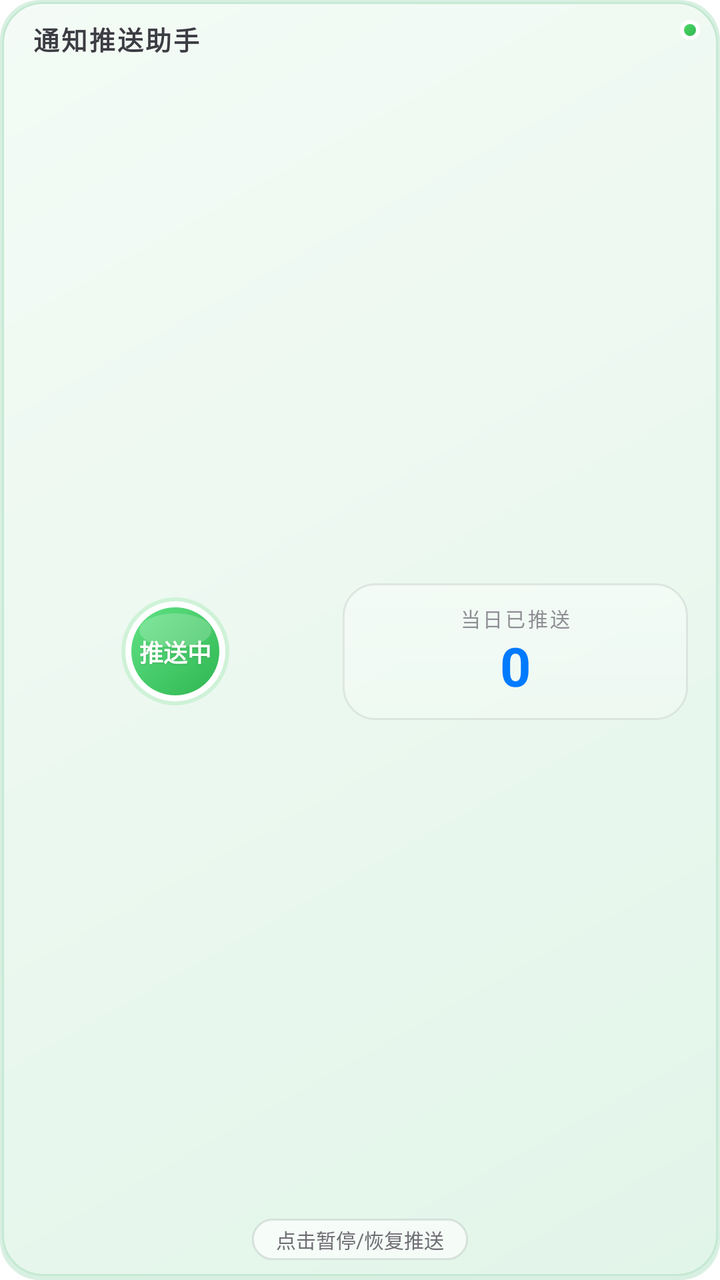
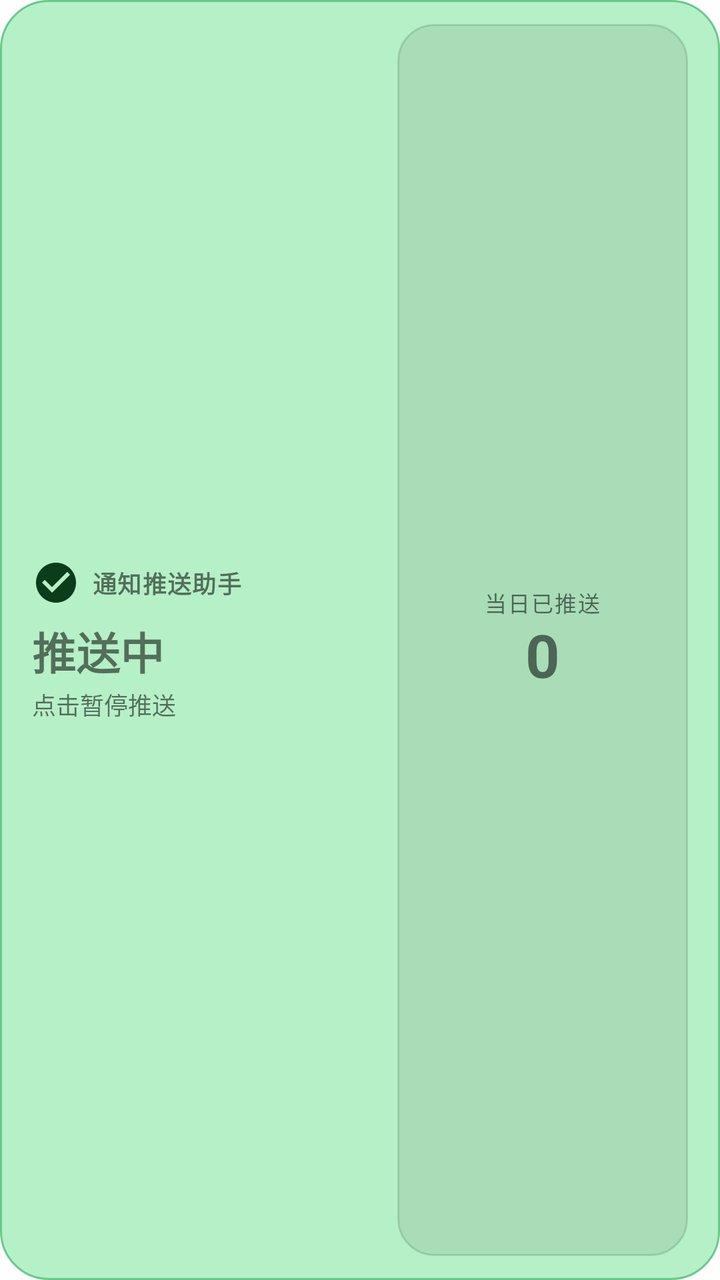

The first picture is an Android layout as it rendered before a commit; the second is the same layout after the commit. The layout source and the unified diff follow.
<!-- AndroidManifest.xml: fallback theme Theme.MaterialComponents.DayNight.NoActionBar -->
<!-- res/layout/push_toggle_widget_wide.xml -->
<?xml version="1.0" encoding="utf-8"?>
<FrameLayout xmlns:android="http://schemas.android.com/apk/res/android"
    android:id="@+id/widget_root"
    android:layout_width="match_parent"
    android:layout_height="match_parent"
    android:background="@drawable/widget_bg_active"
    android:paddingStart="16dp"
    android:paddingTop="10dp"
    android:paddingEnd="16dp"
    android:paddingBottom="10dp">

    
    <TextView
        android:id="@+id/widget_title"
        android:layout_width="wrap_content"
        android:layout_height="wrap_content"
        android:layout_gravity="top|start"
        android:ellipsize="end"
        android:includeFontPadding="false"
        android:letterSpacing="0.08"
        android:maxLines="1"
        android:text="通知推送助手"
        android:textColor="#3C3C43"
        android:textSize="13sp"
        android:textStyle="bold" />

    
    <LinearLayout
        android:layout_width="match_parent"
        android:layout_height="wrap_content"
        android:layout_gravity="center_vertical"
        android:layout_marginTop="6dp"
        android:gravity="center_vertical"
        android:orientation="horizontal">

        
        <LinearLayout
            android:layout_width="0dp"
            android:layout_height="wrap_content"
            android:layout_weight="1"
            android:gravity="center"
            android:orientation="vertical">

            <TextView
                android:id="@+id/widget_circle"
                android:layout_width="56dp"
                android:layout_height="56dp"
                android:background="@drawable/widget_circle_active"
                android:ellipsize="end"
                android:gravity="center"
                android:includeFontPadding="false"
                android:maxLines="1"
                android:shadowColor="#26000000"
                android:shadowDy="1"
                android:shadowRadius="2"
                android:text="推送中"
                android:textColor="#FFFFFF"
                android:textSize="12sp"
                android:textStyle="bold" />
        </LinearLayout>

        
        <LinearLayout
            android:layout_width="0dp"
            android:layout_height="wrap_content"
            android:layout_weight="1.2"
            android:layout_marginStart="12dp"
            android:background="@drawable/widget_panel_count"
            android:gravity="center"
            android:orientation="vertical"
            android:paddingStart="8dp"
            android:paddingTop="10dp"
            android:paddingEnd="8dp"
            android:paddingBottom="10dp">

            <TextView
                android:id="@+id/widget_daily_label"
                android:layout_width="wrap_content"
                android:layout_height="wrap_content"
                android:includeFontPadding="false"
                android:letterSpacing="0.12"
                android:maxLines="1"
                android:text="当日已推送"
                android:textColor="#8E8E93"
                android:textSize="10sp" />

            <TextView
                android:id="@+id/widget_daily_count"
                android:layout_width="wrap_content"
                android:layout_height="wrap_content"
                android:layout_marginTop="2dp"
                android:includeFontPadding="false"
                android:maxLines="1"
                android:text="0"
                android:textColor="#007AFF"
                android:textSize="27sp"
                android:textStyle="bold" />
        </LinearLayout>
    </LinearLayout>

    
    <TextView
        android:id="@+id/widget_hint"
        android:layout_width="wrap_content"
        android:layout_height="wrap_content"
        android:layout_gravity="bottom|center_horizontal"
        android:background="@drawable/widget_pill_hint"
        android:ellipsize="end"
        android:includeFontPadding="false"
        android:maxLines="1"
        android:paddingStart="12dp"
        android:paddingTop="3dp"
        android:paddingEnd="12dp"
        android:paddingBottom="3dp"
        android:text="点击暂停/恢复推送"
        android:textColor="#6E6E73"
        android:textSize="10sp" />

</FrameLayout>
<!-- resources referenced by this layout -->
<resources>
  <!-- drawable widget_bg_active (drawable) -->
  <?xml version="1.0" encoding="utf-8"?>
  <layer-list xmlns:android="http://schemas.android.com/apk/res/android">
      
      <item>
          <shape android:shape="rectangle">
              <corners android:radius="20dp" />
              <solid android:color="#2E2BAE60" />
          </shape>
      </item>
  
      
      <item
          android:bottom="2dp"
          android:left="1dp"
          android:right="1dp"
          android:top="1dp">
          <shape android:shape="rectangle">
              <corners android:radius="20dp" />
              <gradient
                  android:angle="315"
                  android:startColor="#F4FBF6"
                  android:endColor="#E2F5E9"
                  android:type="linear" />
              <stroke
                  android:width="1dp"
                  android:color="#C5E9D2" />
          </shape>
      </item>
  
      
      <item
          android:gravity="top|end"
          android:right="10dp"
          android:top="10dp">
          <shape android:shape="oval">
              <size
                  android:width="10dp"
                  android:height="10dp" />
              <solid android:color="#FFFFFF" />
          </shape>
      </item>
      <item
          android:gravity="top|end"
          android:right="12dp"
          android:top="12dp">
          <shape android:shape="oval">
              <size
                  android:width="6dp"
                  android:height="6dp" />
              <gradient
                  android:angle="315"
                  android:startColor="#4CD964"
                  android:endColor="#2FB652"
                  android:type="linear" />
          </shape>
      </item>
  </layer-list>
  <!-- drawable widget_circle_active (drawable) -->
  <?xml version="1.0" encoding="utf-8"?>
  <layer-list xmlns:android="http://schemas.android.com/apk/res/android">
      
      <item
          android:bottom="1dp"
          android:left="1dp"
          android:right="1dp"
          android:top="1dp">
          <shape android:shape="oval">
              <solid android:color="#2E4CD964" />
          </shape>
      </item>
  
      
      <item
          android:bottom="3dp"
          android:left="3dp"
          android:right="3dp"
          android:top="3dp">
          <shape android:shape="oval">
              <solid android:color="#FFFFFF" />
          </shape>
      </item>
  
      
      <item
          android:bottom="6dp"
          android:left="6dp"
          android:right="6dp"
          android:top="6dp">
          <shape android:shape="oval">
              <gradient
                  android:angle="315"
                  android:startColor="#61E284"
                  android:endColor="#2FB652"
                  android:type="linear" />
          </shape>
      </item>
  
      
      <item
          android:bottom="30dp"
          android:left="10dp"
          android:right="10dp"
          android:top="9dp">
          <shape android:shape="oval">
              <solid android:color="#33FFFFFF" />
          </shape>
      </item>
  </layer-list>
  <!-- drawable widget_panel_count (drawable) -->
  <?xml version="1.0" encoding="utf-8"?>
  <shape xmlns:android="http://schemas.android.com/apk/res/android"
      android:shape="rectangle">
      <corners android:radius="16dp" />
      <gradient
          android:angle="270"
          android:startColor="#66FFFFFF"
          android:endColor="#40FFFFFF"
          android:type="linear" />
      <stroke
          android:width="1dp"
          android:color="#2E8E8E93" />
  </shape>
  <!-- drawable widget_pill_hint (drawable) -->
  <?xml version="1.0" encoding="utf-8"?>
  <shape xmlns:android="http://schemas.android.com/apk/res/android"
      android:shape="rectangle">
      <corners android:radius="30dp" />
      <solid android:color="#A6FFFFFF" />
      <stroke
          android:width="1dp"
          android:color="#1F3C3C43" />
  </shape>
</resources>

<!-- the commit's change to res/layout/push_toggle_widget_wide.xml (unified diff, before → after) -->
@@ -1,119 +1,104 @@
 <?xml version="1.0" encoding="utf-8"?>
-<FrameLayout xmlns:android="http://schemas.android.com/apk/res/android"
+<LinearLayout xmlns:android="http://schemas.android.com/apk/res/android"
+    xmlns:tools="http://schemas.android.com/tools"
     android:id="@+id/widget_root"
     android:layout_width="match_parent"
     android:layout_height="match_parent"
     android:background="@drawable/widget_bg_active"
+    android:baselineAligned="false"
+    android:orientation="horizontal"
     android:paddingStart="16dp"
-    android:paddingTop="10dp"
+    android:paddingTop="12dp"
     android:paddingEnd="16dp"
-    android:paddingBottom="10dp">
-
-    
-    <TextView
-        android:id="@+id/widget_title"
-        android:layout_width="wrap_content"
-        android:layout_height="wrap_content"
-        android:layout_gravity="top|start"
-        android:ellipsize="end"
-        android:includeFontPadding="false"
-        android:letterSpacing="0.08"
-        android:maxLines="1"
-        android:text="通知推送助手"
-        android:textColor="#3C3C43"
-        android:textSize="13sp"
-        android:textStyle="bold" />
+    android:paddingBottom="12dp">
 
     
     <LinearLayout
-        android:layout_width="match_parent"
-        android:layout_height="wrap_content"
-        android:layout_gravity="center_vertical"
-        android:layout_marginTop="6dp"
+        android:layout_width="0dp"
+        android:layout_height="match_parent"
+        android:layout_weight="1"
+        android:baselineAligned="false"
         android:gravity="center_vertical"
-        android:orientation="horizontal">
+        android:orientation="vertical">
 
-        
-        <LinearLayout
-            android:layout_width="0dp"
+        <TextView
+            android:id="@+id/widget_title"
+            android:layout_width="match_parent"
             android:layout_height="wrap_content"
-            android:layout_weight="1"
-            android:gravity="center"
-            android:orientation="vertical">
+            android:drawablePadding="6dp"
+            android:drawableStart="@drawable/widget_ic_pushing"
+            android:ellipsize="end"
+            android:gravity="center_vertical"
+            android:includeFontPadding="false"
+            android:letterSpacing="0.04"
+            android:maxLines="1"
+            android:text="通知推送助手"
+            android:textSize="12sp"
+            android:textStyle="bold"
+            tools:ignore="HardcodedText,UseCompatTextViewDrawableXml" />
 
-            <TextView
-                android:id="@+id/widget_circle"
-                android:layout_width="56dp"
-                android:layout_height="56dp"
-                android:background="@drawable/widget_circle_active"
-                android:ellipsize="end"
-                android:gravity="center"
-                android:includeFontPadding="false"
-                android:maxLines="1"
-                android:shadowColor="#26000000"
-                android:shadowDy="1"
-                android:shadowRadius="2"
-                android:text="推送中"
-                android:textColor="#FFFFFF"
-                android:textSize="12sp"
-                android:textStyle="bold" />
-        </LinearLayout>
+        <TextView
+            android:id="@+id/widget_status"
+            android:layout_width="wrap_content"
+            android:layout_height="wrap_content"
+            android:layout_marginTop="6dp"
+            android:ellipsize="end"
+            android:includeFontPadding="false"
+            android:maxLines="1"
+            android:text="推送中"
+            android:textSize="22sp"
+            android:textStyle="bold"
+            tools:ignore="HardcodedText" />
 
-        
-        <LinearLayout
-            android:layout_width="0dp"
+        <TextView
+            android:id="@+id/widget_hint"
+            android:layout_width="match_parent"
             android:layout_height="wrap_content"
-            android:layout_weight="1.2"
-            android:layout_marginStart="12dp"
-            android:background="@drawable/widget_panel_count"
-            android:gravity="center"
-            android:orientation="vertical"
-            android:paddingStart="8dp"
-            android:paddingTop="10dp"
-            android:paddingEnd="8dp"
-            android:paddingBottom="10dp">
-
-            <TextView
-                android:id="@+id/widget_daily_label"
-                android:layout_width="wrap_content"
-                android:layout_height="wrap_content"
-                android:includeFontPadding="false"
-                android:letterSpacing="0.12"
-                android:maxLines="1"
-                android:text="当日已推送"
-                android:textColor="#8E8E93"
-                android:textSize="10sp" />
-
-            <TextView
-                android:id="@+id/widget_daily_count"
-                android:layout_width="wrap_content"
-                android:layout_height="wrap_content"
-                android:layout_marginTop="2dp"
-                android:includeFontPadding="false"
-                android:maxLines="1"
-                android:text="0"
-                android:textColor="#007AFF"
-                android:textSize="27sp"
-                android:textStyle="bold" />
-        </LinearLayout>
+            android:layout_marginTop="2dp"
+            android:ellipsize="end"
+            android:includeFontPadding="false"
+            android:maxLines="2"
+            android:text="点击暂停推送"
+            android:textSize="12sp"
+            tools:ignore="HardcodedText" />
     </LinearLayout>
 
     
-    <TextView
-        android:id="@+id/widget_hint"
-        android:layout_width="wrap_content"
-        android:layout_height="wrap_content"
-        android:layout_gravity="bottom|center_horizontal"
-        android:background="@drawable/widget_pill_hint"
-        android:ellipsize="end"
-        android:includeFontPadding="false"
-        android:maxLines="1"
-        android:paddingStart="12dp"
-        android:paddingTop="3dp"
-        android:paddingEnd="12dp"
-        android:paddingBottom="3dp"
-        android:text="点击暂停/恢复推送"
-        android:textColor="#6E6E73"
-        android:textSize="10sp" />
+    <LinearLayout
+        android:id="@+id/widget_count_panel"
+        android:layout_width="0dp"
+        android:layout_height="match_parent"
+        android:layout_marginStart="12dp"
+        android:layout_weight="0.85"
+        android:background="@drawable/widget_panel_count"
+        android:baselineAligned="false"
+        android:gravity="center"
+        android:orientation="vertical"
+        android:paddingStart="10dp"
+        android:paddingEnd="10dp">
 
-</FrameLayout>
+        <TextView
+            android:id="@+id/widget_daily_label"
+            android:layout_width="wrap_content"
+            android:layout_height="wrap_content"
+            android:ellipsize="end"
+            android:includeFontPadding="false"
+            android:letterSpacing="0.06"
+            android:maxLines="1"
+            android:text="当日已推送"
+            android:textSize="11sp"
+            tools:ignore="HardcodedText" />
+
+        <TextView
+            android:id="@+id/widget_daily_count"
+            android:layout_width="wrap_content"
+            android:layout_height="wrap_content"
+            android:layout_marginTop="2dp"
+            android:includeFontPadding="false"
+            android:maxLines="1"
+            android:text="0"
+            android:textSize="30sp"
+            android:textStyle="bold"
+            tools:ignore="HardcodedText" />
+    </LinearLayout>
+</LinearLayout>
<!-- resource entries referenced after the edit -->
@@ -2,136 +2,39 @@
 <resources>
   <!-- drawable widget_bg_active (drawable) -->
   <?xml version="1.0" encoding="utf-8"?>
-  <layer-list xmlns:android="http://schemas.android.com/apk/res/android">
-      
-      <item>
-          <shape android:shape="rectangle">
-              <corners android:radius="20dp" />
-              <solid android:color="#2E2BAE60" />
-          </shape>
-      </item>
-  
-      
-      <item
-          android:bottom="2dp"
-          android:left="1dp"
-          android:right="1dp"
-          android:top="1dp">
-          <shape android:shape="rectangle">
-              <corners android:radius="20dp" />
-              <gradient
-                  android:angle="315"
-                  android:startColor="#F4FBF6"
-                  android:endColor="#E2F5E9"
-                  android:type="linear" />
-              <stroke
-                  android:width="1dp"
-                  android:color="#C5E9D2" />
-          </shape>
-      </item>
-  
-      
-      <item
-          android:gravity="top|end"
-          android:right="10dp"
-          android:top="10dp">
-          <shape android:shape="oval">
-              <size
-                  android:width="10dp"
-                  android:height="10dp" />
-              <solid android:color="#FFFFFF" />
-          </shape>
-      </item>
-      <item
-          android:gravity="top|end"
-          android:right="12dp"
-          android:top="12dp">
-          <shape android:shape="oval">
-              <size
-                  android:width="6dp"
-                  android:height="6dp" />
-              <gradient
-                  android:angle="315"
-                  android:startColor="#4CD964"
-                  android:endColor="#2FB652"
-                  android:type="linear" />
-          </shape>
-      </item>
-  </layer-list>
-  <!-- drawable widget_circle_active (drawable) -->
+  <shape xmlns:android="http://schemas.android.com/apk/res/android"
+      android:shape="rectangle">
+      <corners android:radius="24dp" />
+      <solid android:color="@color/widget_pushing_container" />
+      <stroke
+          android:width="1dp"
+          android:color="@color/widget_pushing_outline" />
+  </shape>
+  <!-- drawable widget_ic_pushing (drawable) -->
   <?xml version="1.0" encoding="utf-8"?>
-  <layer-list xmlns:android="http://schemas.android.com/apk/res/android">
-      
-      <item
-          android:bottom="1dp"
-          android:left="1dp"
-          android:right="1dp"
-          android:top="1dp">
-          <shape android:shape="oval">
-              <solid android:color="#2E4CD964" />
-          </shape>
-      </item>
-  
-      
-      <item
-          android:bottom="3dp"
-          android:left="3dp"
-          android:right="3dp"
-          android:top="3dp">
-          <shape android:shape="oval">
-              <solid android:color="#FFFFFF" />
-          </shape>
-      </item>
-  
-      
-      <item
-          android:bottom="6dp"
-          android:left="6dp"
-          android:right="6dp"
-          android:top="6dp">
-          <shape android:shape="oval">
-              <gradient
-                  android:angle="315"
-                  android:startColor="#61E284"
-                  android:endColor="#2FB652"
-                  android:type="linear" />
-          </shape>
-      </item>
-  
-      
-      <item
-          android:bottom="30dp"
-          android:left="10dp"
-          android:right="10dp"
-          android:top="9dp">
-          <shape android:shape="oval">
-              <solid android:color="#33FFFFFF" />
-          </shape>
-      </item>
-  </layer-list>
+  <vector xmlns:android="http://schemas.android.com/apk/res/android"
+      android:width="24dp"
+      android:height="24dp"
+      android:viewportWidth="24"
+      android:viewportHeight="24">
+      <path
+          android:fillColor="@color/widget_pushing_on"
+          android:pathData="M12,2C6.48,2 2,6.48 2,12s4.48,10 10,10 10,-4.48 10,-10S17.52,2 12,2zM10,17l-5,-5 1.41,-1.41L10,14.17l7.59,-7.59L19,8l-9,9z" />
+  </vector>
   <!-- drawable widget_panel_count (drawable) -->
   <?xml version="1.0" encoding="utf-8"?>
   <shape xmlns:android="http://schemas.android.com/apk/res/android"
       android:shape="rectangle">
-      <corners android:radius="16dp" />
-      <gradient
-          android:angle="270"
-          android:startColor="#66FFFFFF"
-          android:endColor="#40FFFFFF"
-          android:type="linear" />
+      <corners android:radius="18dp" />
+      <solid android:color="@color/widget_overlay_soft" />
       <stroke
           android:width="1dp"
-          android:color="#2E8E8E93" />
+          android:color="@color/widget_overlay_line" />
   </shape>
-  <!-- drawable widget_pill_hint (drawable) -->
-  <?xml version="1.0" encoding="utf-8"?>
-  <shape xmlns:android="http://schemas.android.com/apk/res/android"
-      android:shape="rectangle">
-      <corners android:radius="30dp" />
-      <solid android:color="#A6FFFFFF" />
-      <stroke
-          android:width="1dp"
-          android:color="#1F3C3C43" />
-  </shape>
+  <color name="widget_pushing_container">#B6F0C7</color>
+  <color name="widget_pushing_outline">#69C98A</color>
+  <color name="widget_pushing_on">#0B3D1A</color>
+  <color name="widget_overlay_soft">#14000000</color>
+  <color name="widget_overlay_line">#1F000000</color>
 </resources>
 
